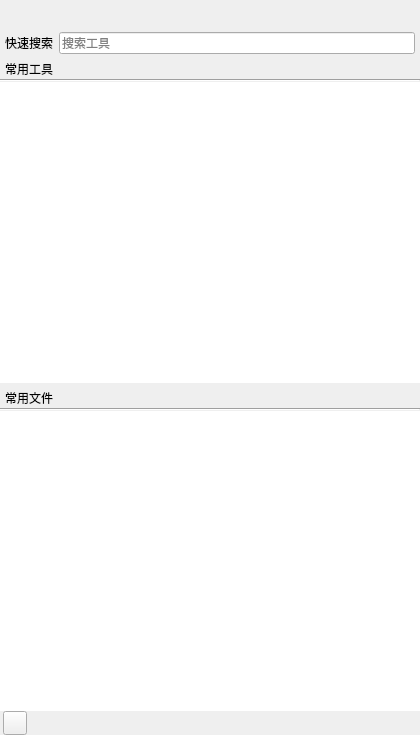
Before: the Qt Designer form MainWindow.ui in cyt199709/DeskBox, drawn with Qt 5.
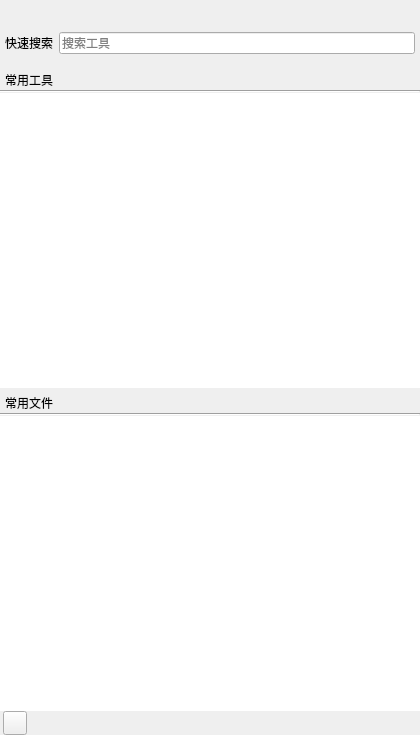
After: the same form once the commit is applied.

```diff
--- a/MainWindow.ui
+++ b/MainWindow.ui
@@ -70,6 +70,7 @@
        <number>0</number>
       </property>
       <item>
+       <widget class="QWidget" name="searchWidget" native="true">
        <layout class="QHBoxLayout" name="horizontalLayout_2">
         <property name="leftMargin">
          <number>5</number>
@@ -95,6 +96,7 @@
          </widget>
         </item>
        </layout>
+       </widget>
       </item>
       <item>
        <layout class="QHBoxLayout" name="horizontalLayout_3">
```
Lines whose indentation alone changed are shown as unchanged.
